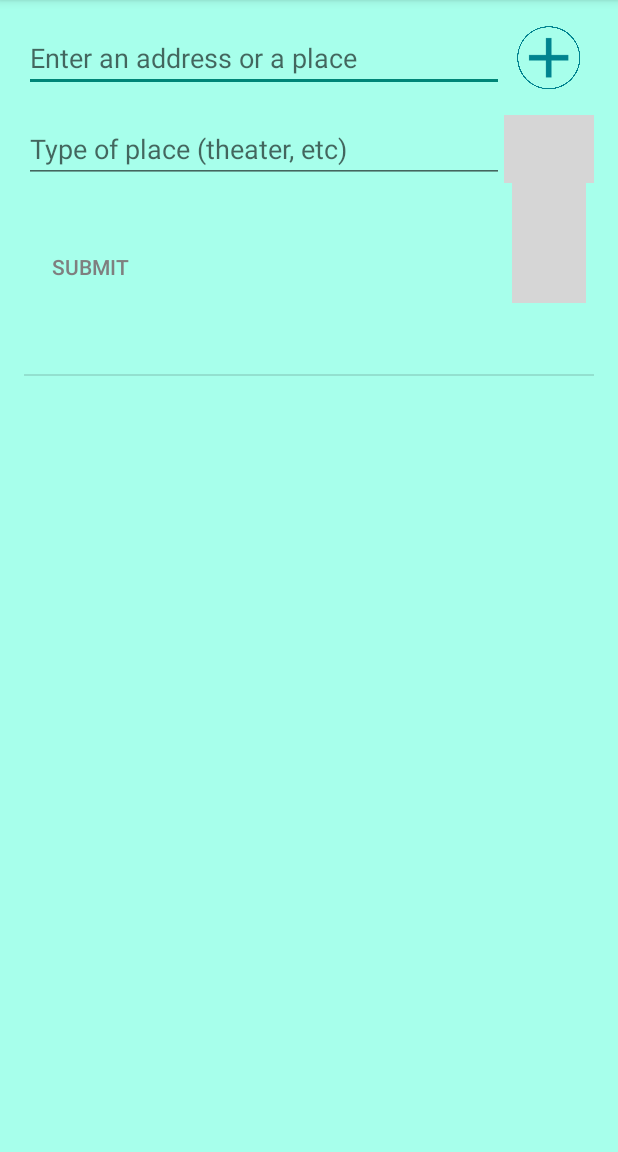
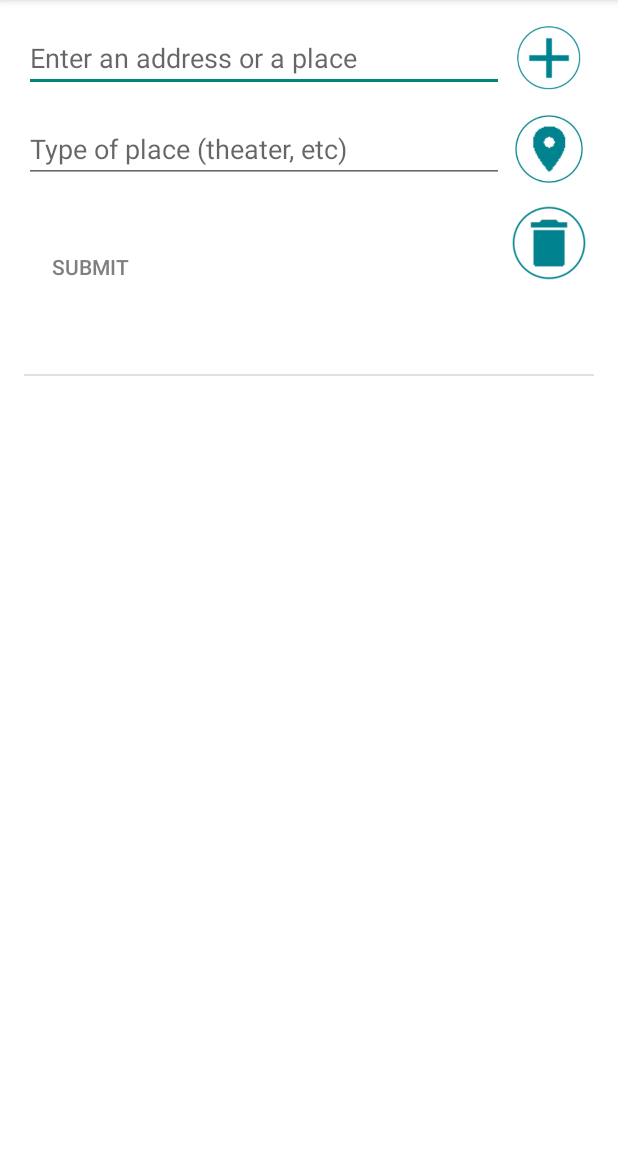
Before and after one commit to nikhilJain17/midPoint-for-Android, an Android app: the AddLocations screen opened directly, with no data from a screen before it, after a tap on an icon or button, on a phone screen of 412 x 824 dp, the part 84-1236 px from its top. Run offline under Robolectric (Android 15) with nearby library versions, the phone set to English and light mode, and no system bars; 2 statements that could not run were skipped; grey boxes are pictures that could not be loaded.

Commit message:
Fixed current location

```diff
--- a/app/src/main/res/layout/activity_add_locations.xml
+++ b/app/src/main/res/layout/activity_add_locations.xml
@@ -1,11 +1,11 @@
 <RelativeLayout xmlns:android="http://schemas.android.com/apk/res/android"
-    android:animateLayoutChanges="true"
+    android:animateLayoutChanges="false"
     xmlns:tools="http://schemas.android.com/tools" android:layout_width="match_parent"
     android:layout_height="match_parent" android:paddingLeft="@dimen/activity_horizontal_margin"
     android:paddingRight="@dimen/activity_horizontal_margin"
     android:paddingTop="@dimen/activity_vertical_margin"
     android:paddingBottom="@dimen/activity_vertical_margin" tools:context=".AddLocations"
-    android:background="#A7FFEB">
+    android:background="#FFFFFF">
 
 
     <EditText
@@ -36,7 +36,6 @@
         android:onClick="onSubmitButtonClick"
         android:background="@drawable/roundedbutton"
         android:textColor="#7f7f7f"
-
         android:layout_below="@+id/typeEditText"
         android:layout_alignParentStart="true"
         android:layout_marginTop="32dp" />
@@ -45,7 +44,7 @@
         android:layout_width="60dp"
         android:layout_height="60dp"
         android:onClick="onClearButtonClick"
-        android:src="@drawable/delete"
+        android:src="@drawable/small_delete"
         android:id="@+id/button2"
         android:layout_marginLeft="5dp"
         android:layout_marginRight="5dp"
@@ -58,7 +57,7 @@
         android:layout_width="wrap_content"
         android:layout_height="250dp"
         android:id="@+id/listView"
-        android:background="#A7FFEB"
+        android:background="#FFFFFF"
         android:smoothScrollbar="true"
         android:layout_alignParentStart="true"
         android:layout_alignParentBottom="true"
@@ -68,7 +67,7 @@
         android:layout_width="60dp"
         android:layout_height="60dp"
         android:id="@+id/addButton"
-        android:src="@drawable/aaaandone"
+        android:src="@drawable/small_add"
         android:onClick="onAddButtonClick"
         android:textColor="#FFFFFF"
         android:layout_alignParentTop="true"
@@ -80,7 +79,7 @@
         android:layout_height="60dp"
         android:id="@+id/addLocationButton"
         android:onClick="onYourLocationButtonClick"
-        android:src="@drawable/your_location"
+        android:src="@drawable/small_user_location"
         android:textColor="#FFFFFF"
         android:layout_alignParentEnd="true"
         android:layout_alignTop="@+id/typeEditText"
```
Also changed, not shown: app/src/main/java/com/example/nikhil/myapplication/AddLocations.java (+91 -32 lines), app/src/main/java/com/example/nikhil/myapplication/MapsActivity.java (+33 -0 lines), app/src/main/res/drawable/delete.png (added), app/src/main/res/drawable/small_add.png (added), app/src/main/res/drawable/small_add_friend.png (added), app/src/main/res/drawable/small_delete.png (added), app/src/main/res/drawable/small_user_location.png (added), app/src/main/res/drawable/your_location.png (added).
